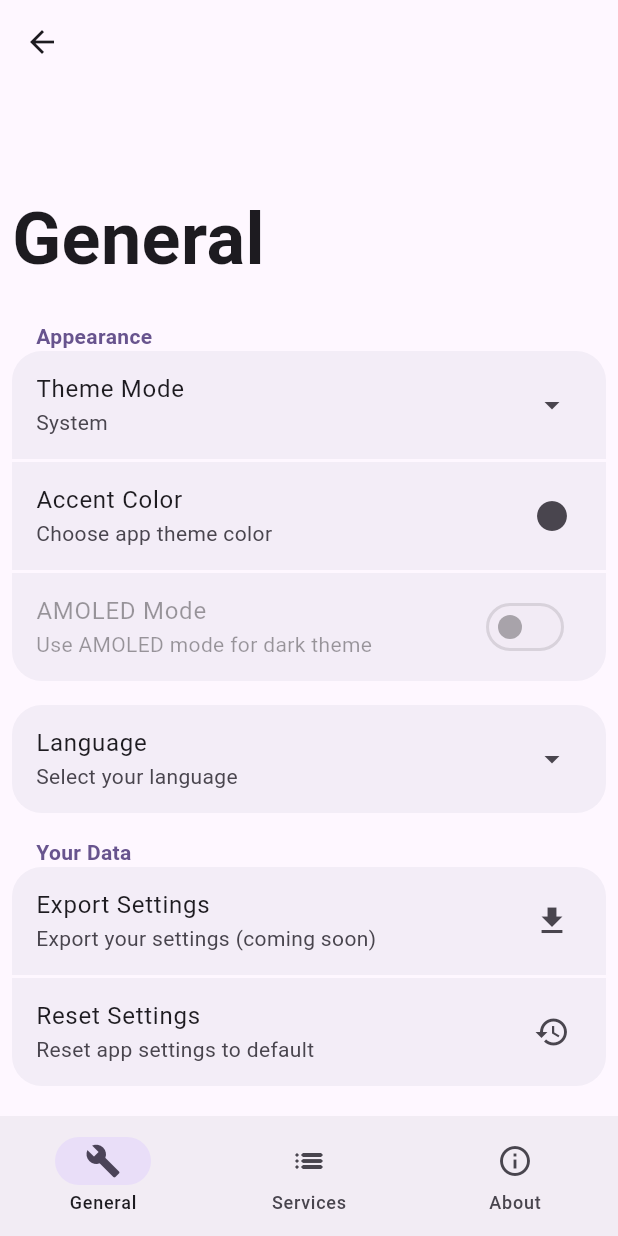
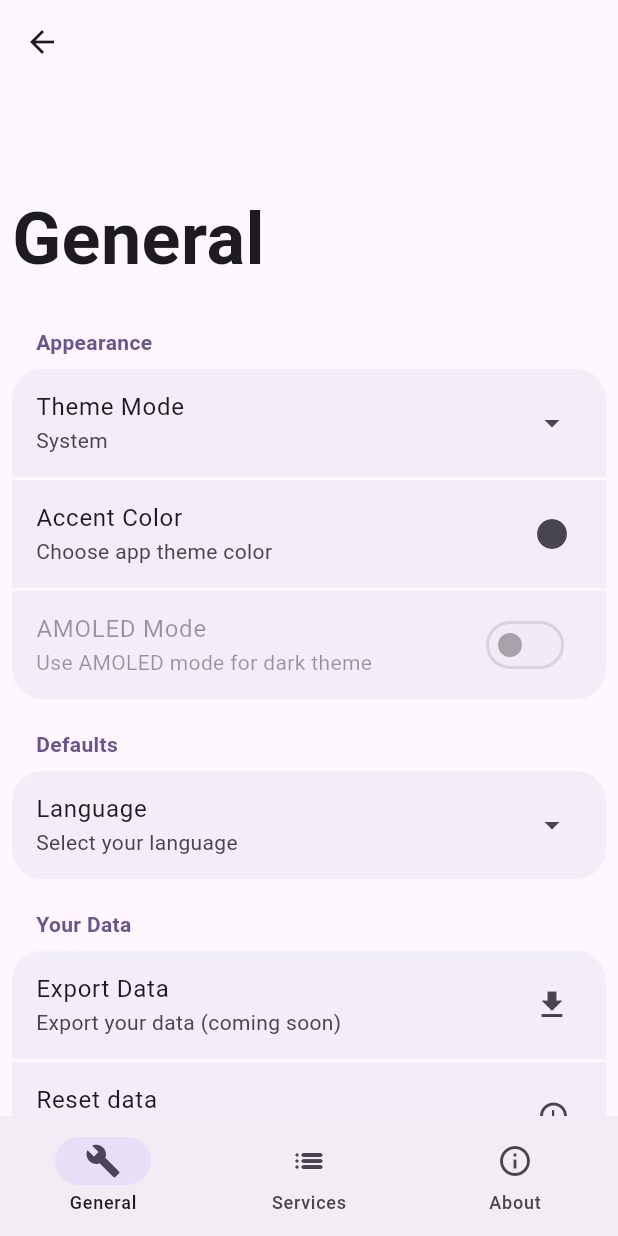
Before and after one commit to vinaooo/byewall3, a Flutter app: the screen it shows after launch, scrolled down 576 dp, after a tap on the "settings" icon, on a phone screen of 412 x 824 dp. Run offline on Flutter 3.47's test engine with Material 3 defaults, Android fonts, the phone set to English and light mode, and no system bars; drawn by our look-alikes of dynamic_color; our stand-ins replace diacritic, shared_preferences.

Commit message:
Enhance localization and theme management by updating language files for dynamic color support, refactoring theme-related settings, and improving UI components for better usability.

```diff
--- a/lib/providers/theme_provider.dart
+++ b/lib/providers/theme_provider.dart
@@ -3,6 +3,7 @@ import 'package:byewall3/ui/app_colors.dart';
 import 'package:flutter/material.dart';
 import 'package:provider/provider.dart';
 import 'package:shared_preferences/shared_preferences.dart';
+import 'package:diacritic/diacritic.dart';
 
 // Classe que gerencia o estado do tema
 class ThemeProvider extends ChangeNotifier {
@@ -42,7 +43,10 @@ class ThemeProvider extends ChangeNotifier {
 
   Future<void> saveDynamicColor(Color color) async {
     final prefs = await SharedPreferences.getInstance();
-    await prefs.setInt('dynamicColor', color.value);
+    await prefs.setString(
+      'dynamicColor',
+      color.toString(),
+    ); // Salva como string
     _dynamicColor = color;
     notifyListeners();
   }
@@ -70,11 +74,23 @@ class ThemeProvider extends ChangeNotifier {
 
   Future<void> loadDynamicColor() async {
     final prefs = await SharedPreferences.getInstance();
-    final colorValue = prefs.getInt('dynamicColor');
-    if (colorValue != null) {
-      _dynamicColor = Color(colorValue);
-      notifyListeners();
+    final colorString = prefs.getString('dynamicColor');
+    if (colorString != null && colorString.startsWith('Color(')) {
+      try {
+        // Converte a string salva de volta para um objeto Color
+        final colorValue = int.parse(
+          colorString.split('(0x')[1].split(')')[0],
+          radix: 16,
+        );
+        _dynamicColor = Color(colorValue);
+      } catch (e) {
+        // Caso ocorra um erro na conversão, define como null
+        _dynamicColor = null;
+      }
+    } else {
+      _dynamicColor = null; // Define como null se o formato for inválido
     }
+    notifyListeners();
   }
 
   void toggleBlackBackground(bool value) {
@@ -310,6 +326,13 @@ class ThemeProvider extends ChangeNotifier {
     final themeProvider = Provider.of<ThemeProvider>(context, listen: false);
     final dynamicColor =
         themeProvider.dynamicColor ?? Theme.of(context).colorScheme.primary;
+    final sortedSeeds =
+        seeds.entries.toList()..sort((a, b) {
+          final aName = themeModeNames(context)[a.key] ?? a.key.name;
+          final bName = themeModeNames(context)[b.key] ?? b.key.name;
+          // Remove acentos antes de comparar
+          return removeDiacritics(aName).compareTo(removeDiacritics(bName));
+        });
     return showDialog(
       context: context,
       builder: (BuildContext context) {
@@ -337,7 +360,7 @@ class ThemeProvider extends ChangeNotifier {
                     Navigator.pop(context);
                   },
                 ),
-                ...seeds.entries.map((entry) {
+                ...sortedSeeds.map((entry) {
                   return ListTile(
                     trailing: Icon(Icons.circle, color: entry.value),
                     leading: Row(
@@ -347,7 +370,9 @@ class ThemeProvider extends ChangeNotifier {
                           Icon(Icons.check, color: entry.value),
                       ],
                     ),
-                    title: Text(themeModeNames[entry.key] ?? entry.key.name),
+                    title: Text(
+                      themeModeNames(context)[entry.key] ?? entry.key.name,
+                    ),
                     onTap: () {
                       onThemeSelected(entry.key);
                       Navigator.pop(context);
--- a/lib/screens/settings_screen/general_settings.dart
+++ b/lib/screens/settings_screen/general_settings.dart
@@ -53,7 +53,49 @@ class GeneralSettingsView extends StatelessWidget {
                 TitleText(
                   title: AppLocalizations.of(context)!.translate('appearance'),
                 ),
-                Consumer<ThemeProvider>(
+                themeModeTile(),
+                SizedBox(height: 2),
+                accentColorTile(context),
+                SizedBox(height: 2),
+                amoledTile(context),
+              ],
+            ),
+          ),
+        ),
+        SliverToBoxAdapter(
+          child: Padding(
+            padding: const EdgeInsets.all(8.0),
+            child: Column(
+              children: [
+                TitleText(
+                  title: AppLocalizations.of(context)!.translate('defaults'),
+                ),
+                languageTile(context),
+              ],
+            ),
+          ),
+        ),
+        SliverToBoxAdapter(
+          child: Padding(
+            padding: const EdgeInsets.all(8.0),
+            child: Column(
+              children: [
+                TitleText(
+                  title: AppLocalizations.of(context)!.translate('your_data'),
+                ),
+                exportTile(context),
+                SizedBox(height: 2),
+                resetTile(context),
+              ],
+            ),
+          ),
+        ),
+      ],
+    );
+  }
+
+  Consumer<ThemeProvider> themeModeTile() {
+    return Consumer<ThemeProvider>(
       builder: (context, themeProvider, child) {
         String themeSubtitle = '';
         switch (themeProvider.themeMode) {
@@ -72,9 +114,7 @@ class GeneralSettingsView extends StatelessWidget {
         }
         return SettingsTiles(
           border: 1,
-                      title: AppLocalizations.of(
-                        context,
-                      )!.translate('theme_mode'),
+          title: AppLocalizations.of(context)!.translate('theme_mode'),
           subtitle: themeSubtitle,
           icon: Icons.arrow_drop_down,
           switchEnable: false,
@@ -83,91 +123,13 @@ class GeneralSettingsView extends StatelessWidget {
           },
         );
       },
-                ),
-                SizedBox(height: 2),
-                SettingsTiles(
-                  border: 0, //none
-                  title: AppLocalizations.of(
-                    context,
-                  )!.translate('accent_color'),
-                  subtitle: AppLocalizations.of(
-                    context,
-                  )!.translate('choose_theme_color'),
-                  icon: Icons.circle,
-                  switchEnable: false,
-                  onPressed: () {
-                    ThemeProvider.showColorSelection(
-                      context: context,
-                      selectedMode: selectedMode,
-                      onThemeSelected: onThemeSelected,
-                      seeds: seeds,
     );
-                  },
-                ),
-                SizedBox(height: 2),
-                SettingsTiles(
+  }
+
+  SettingsTiles resetTile(BuildContext context) {
+    return SettingsTiles(
       border: 2, //bottom
-                  title: AppLocalizations.of(
-                    context,
-                  )!.translate('dark_mode_amoled'),
-                  subtitle: AppLocalizations.of(
-                    context,
-                  )!.translate('dark_mode_amoled_subtitle'),
-                  icon: null,
-                  switchEnable: true,
-                  onPressed: () {},
-                ),
-              ],
-            ),
-          ),
-        ),
-        SliverToBoxAdapter(
-          child: Padding(
-            padding: const EdgeInsets.all(8.0),
-            child: Column(
-              children: [
-                SettingsTiles(
-                  border: 3, //all
-                  title: AppLocalizations.of(context)!.translate('language'),
-                  subtitle: AppLocalizations.of(
-                    context,
-                  )!.translate('language_subtitle'),
-                  icon: Icons.arrow_drop_down,
-                  switchEnable: false,
-                  onPressed: () {
-                    LanguageProvider.selectLanguage(context, localeKey);
-                  },
-                ),
-              ],
-            ),
-          ),
-        ),
-        SliverToBoxAdapter(
-          child: Padding(
-            padding: const EdgeInsets.all(8.0),
-            child: Column(
-              children: [
-                TitleText(
-                  title: AppLocalizations.of(context)!.translate('your_data'),
-                ),
-                SettingsTiles(
-                  border: 1, //top
-                  title: AppLocalizations.of(
-                    context,
-                  )!.translate('export_settings'),
-                  subtitle: AppLocalizations.of(
-                    context,
-                  )!.translate('export_settings_subtitle'),
-                  icon: Icons.download,
-                  switchEnable: false,
-                  onPressed: () {},
-                ),
-                SizedBox(height: 2),
-                SettingsTiles(
-                  border: 2, //bottom
-                  title: AppLocalizations.of(
-                    context,
-                  )!.translate('reset_settings'),
+      title: AppLocalizations.of(context)!.translate('reset_settings'),
       subtitle: AppLocalizations.of(
         context,
       )!.translate('reset_settings_subtitle'),
@@ -179,9 +141,7 @@ class GeneralSettingsView extends StatelessWidget {
           builder: (BuildContext context) {
             return AlertDialog(
               title: Text(
-                            AppLocalizations.of(
-                              context,
-                            )!.translate('reset_settings'),
+                AppLocalizations.of(context)!.translate('reset_settings'),
               ),
               content: Text(
                 AppLocalizations.of(
@@ -194,19 +154,16 @@ class GeneralSettingsView extends StatelessWidget {
                     final navigator = Navigator.of(context);
                     await settingsManager.clearAllKeys();
                     navigator.pop(); // Fecha o diálogo
-                                settingsManager
-                                    .closeApp(); // Fecha o aplicativo
+                    settingsManager.closeApp(); // Fecha o aplicativo
                   },
-                              child: Text('OK'),
+                  child: Text(AppLocalizations.of(context)!.translate('reset')),
                 ),
                 TextButton(
                   onPressed: () {
                     Navigator.of(context).pop(); // Fecha o diálogo
                   },
                   child: Text(
-                                AppLocalizations.of(
-                                  context,
-                                )!.translate('cancel'),
+                    AppLocalizations.of(context)!.translate('cancel'),
                   ),
                 ),
               ],
@@ -214,25 +171,63 @@ class GeneralSettingsView extends StatelessWidget {
           },
         );
       },
-                ),
-              ],
-            ),
-          ),
-        ),
-        SliverList(
-          delegate: SliverChildBuilderDelegate((
-            BuildContext context,
-            int index,
-          ) {
-            return SizedBox(
-              height: 100.0,
-              child: Center(
-                child: Text('$index', textScaler: const TextScaler.linear(5)),
-              ),
     );
-          }, childCount: 20),
-        ),
-      ],
+  }
+
+  SettingsTiles exportTile(BuildContext context) {
+    return SettingsTiles(
+      border: 1, //top
+      title: AppLocalizations.of(context)!.translate('export_settings'),
+      subtitle: AppLocalizations.of(
+        context,
+      )!.translate('export_settings_subtitle'),
+      icon: Icons.download,
+      switchEnable: false,
+      onPressed: () {},
+    );
+  }
+
+  SettingsTiles languageTile(BuildContext context) {
+    return SettingsTiles(
+      border: 3, //all
+      title: AppLocalizations.of(context)!.translate('language'),
+      subtitle: AppLocalizations.of(context)!.translate('language_subtitle'),
+      icon: Icons.arrow_drop_down,
+      switchEnable: false,
+      onPressed: () {
+        LanguageProvider.selectLanguage(context, localeKey);
+      },
+    );
+  }
+
+  SettingsTiles amoledTile(BuildContext context) {
+    return SettingsTiles(
+      border: 2, //bottom
+      title: AppLocalizations.of(context)!.translate('dark_mode_amoled'),
+      subtitle: AppLocalizations.of(
+        context,
+      )!.translate('dark_mode_amoled_subtitle'),
+      icon: null,
+      switchEnable: true,
+      onPressed: () {},
+    );
+  }
+
+  SettingsTiles accentColorTile(BuildContext context) {
+    return SettingsTiles(
+      border: 0, //none
+      title: AppLocalizations.of(context)!.translate('accent_color'),
+      subtitle: AppLocalizations.of(context)!.translate('choose_theme_color'),
+      icon: Icons.circle,
+      switchEnable: false,
+      onPressed: () {
+        ThemeProvider.showColorSelection(
+          context: context,
+          selectedMode: selectedMode,
+          onThemeSelected: onThemeSelected,
+          seeds: seeds,
+        );
+      },
     );
   }
 }
--- a/lib/ui/app_colors.dart
+++ b/lib/ui/app_colors.dart
@@ -1,3 +1,4 @@
+import 'package:byewall3/l10n/app_localizations.dart';
 import 'package:flutter/material.dart';
 
 enum AppThemeMode {
@@ -24,28 +25,38 @@ enum AppThemeMode {
 }
 
 // Nomes formatados para exibição
-const Map<AppThemeMode, String> themeModeNames = {
-  AppThemeMode.dynamic: 'Dynamic (Material You)',
-  AppThemeMode.amber: 'Amber',
-  AppThemeMode.blue: 'Blue',
-  AppThemeMode.blueGrey: 'Blue Grey',
-  AppThemeMode.brown: 'Brown',
-  AppThemeMode.cyan: 'Cyan',
-  AppThemeMode.deepOrange: 'Deep Orange',
-  AppThemeMode.deepPurple: 'Deep Purple',
-  AppThemeMode.green: 'Green',
-  AppThemeMode.grey: 'Grey',
-  AppThemeMode.indigo: 'Indigo',
-  AppThemeMode.lightBlue: 'Light Blue',
-  AppThemeMode.lightGreen: 'Light Green',
-  AppThemeMode.lime: 'Lime',
-  AppThemeMode.orange: 'Orange',
-  AppThemeMode.pink: 'Pink',
-  AppThemeMode.purple: 'Purple',
-  AppThemeMode.red: 'Red',
-  AppThemeMode.teal: 'Teal',
-  AppThemeMode.yellow: 'Yellow',
-};
+Map<AppThemeMode, String> themeModeNames(BuildContext context) {
+  return {
+    AppThemeMode.dynamic: AppLocalizations.of(context)!.translate('dynamic'),
+    AppThemeMode.amber: AppLocalizations.of(context)!.translate('amber'),
+    AppThemeMode.blue: AppLocalizations.of(context)!.translate('blue'),
+    AppThemeMode.blueGrey: AppLocalizations.of(context)!.translate('blue_grey'),
+    AppThemeMode.brown: AppLocalizations.of(context)!.translate('brown'),
+    AppThemeMode.cyan: AppLocalizations.of(context)!.translate('cyan'),
+    AppThemeMode.deepOrange: AppLocalizations.of(
+      context,
+    )!.translate('deep_orange'),
+    AppThemeMode.deepPurple: AppLocalizations.of(
+      context,
+    )!.translate('deep_purple'),
+    AppThemeMode.green: AppLocalizations.of(context)!.translate('green'),
+    AppThemeMode.grey: AppLocalizations.of(context)!.translate('grey'),
+    AppThemeMode.indigo: AppLocalizations.of(context)!.translate('indigo'),
+    AppThemeMode.lightBlue: AppLocalizations.of(
+      context,
+    )!.translate('light_blue'),
+    AppThemeMode.lightGreen: AppLocalizations.of(
+      context,
+    )!.translate('light_green'),
+    AppThemeMode.lime: AppLocalizations.of(context)!.translate('lime'),
+    AppThemeMode.orange: AppLocalizations.of(context)!.translate('orange'),
+    AppThemeMode.pink: AppLocalizations.of(context)!.translate('pink'),
+    AppThemeMode.purple: AppLocalizations.of(context)!.translate('purple'),
+    AppThemeMode.red: AppLocalizations.of(context)!.translate('red'),
+    AppThemeMode.teal: AppLocalizations.of(context)!.translate('teal'),
+    AppThemeMode.yellow: AppLocalizations.of(context)!.translate('yellow'),
+  };
+}
 
 class AppColors {
   // Mova o Map seeds para cá
--- a/lib/ui/components/settings_title_text.dart
+++ b/lib/ui/components/settings_title_text.dart
@@ -9,7 +9,7 @@ class TitleText extends StatelessWidget {
     return Row(
       children: [
         Padding(
-          padding: const EdgeInsets.only(left: 16.0),
+          padding: const EdgeInsets.only(left: 16.0, bottom: 8.0, top: 4.0),
           child: Text(
             title,
             style: TextStyle(
--- a/pubspec.yaml
+++ b/pubspec.yaml
@@ -17,6 +17,7 @@ dependencies:
   provider: ^6.1.4
   shared_preferences: ^2.5.3
   path: ^1.9.1
+  diacritic: ^0.1.6
 
 dev_dependencies:
   flutter_test:
```
Also changed, not shown: lang/en_US.json (+28 -6 lines), lang/pt_BR.json (+44 -22 lines), pubspec.lock. Lines whose indentation alone changed are shown as unchanged.
